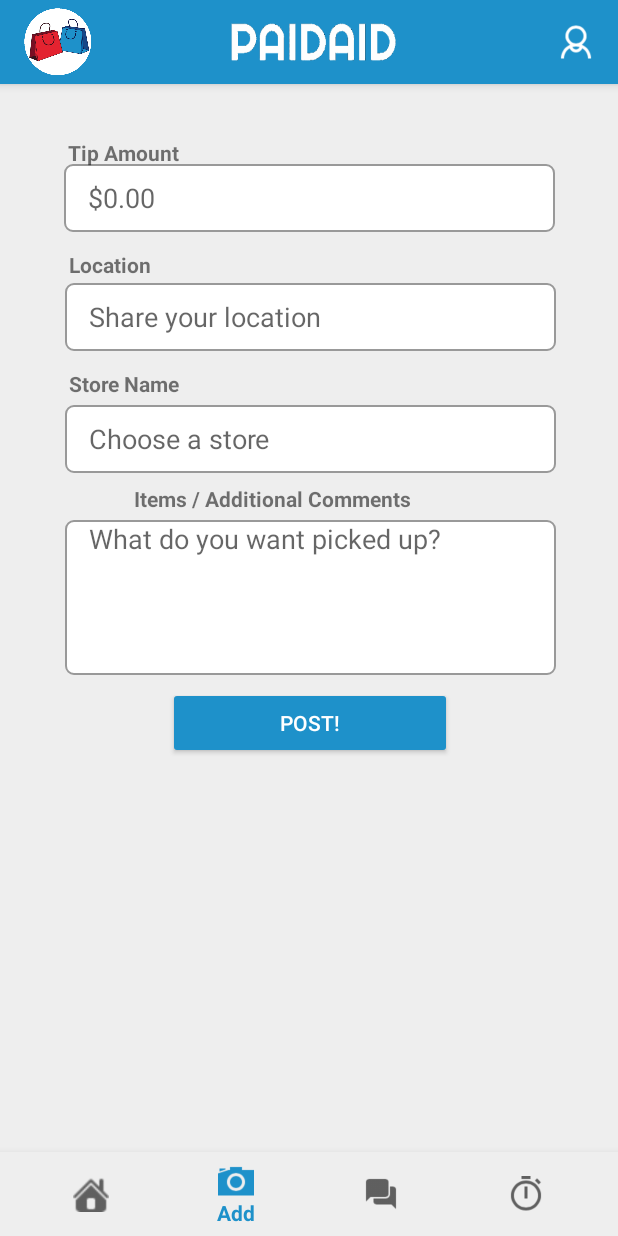
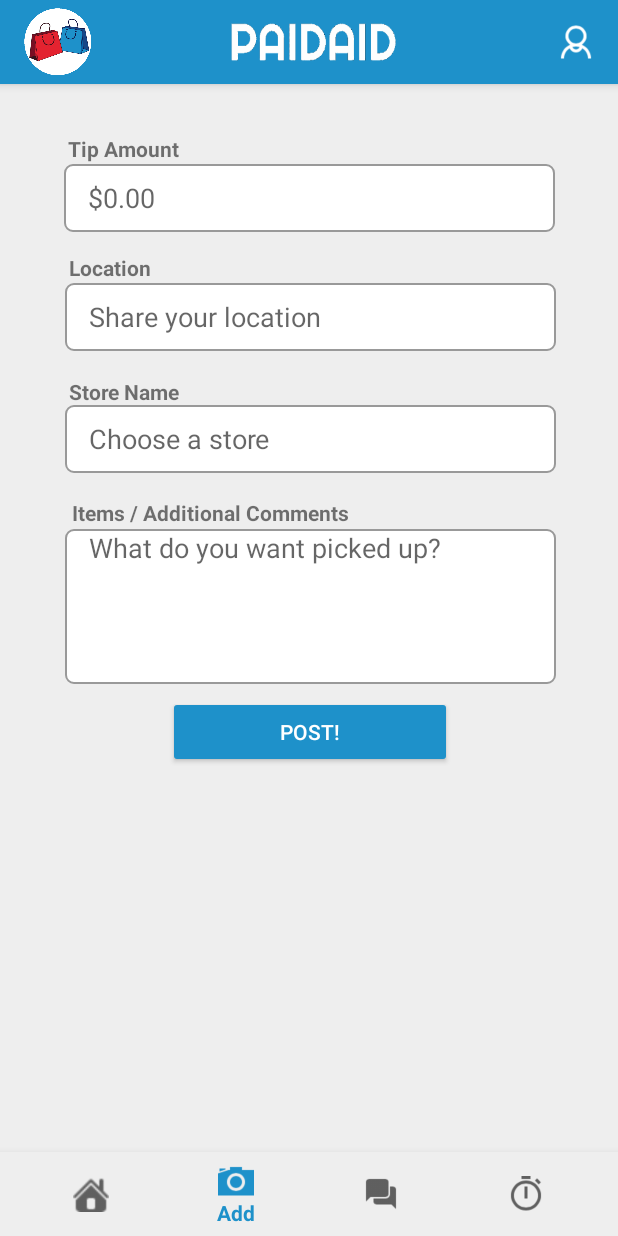
Before and after one commit to jakeknowles/PaidAid, an Android app: the screen it shows after launch (HomeActivity), item 2 of the bottom bar chosen, on a phone screen of 412 x 824 dp. Run offline under Robolectric (Android 15) with nearby library versions, the phone set to English and light mode, and no system bars.

Commit message:
measurements on add_request_button are perff.

```diff
--- a/app/src/main/res/layout/fragment_add_request_button.xml
+++ b/app/src/main/res/layout/fragment_add_request_button.xml
@@ -74,7 +74,7 @@
         android:layout_width="327dp"
         android:layout_height="103dp"
         android:layout_alignBottom="@+id/post_request_button"
-        android:layout_marginTop="31dp"
+        android:layout_marginTop="37dp"
         android:background="@drawable/add_requests_style"
         android:ems="10"
         android:hint="@string/items_comments"
@@ -113,7 +113,7 @@
         android:layout_above="@+id/tip_amount_text"
         android:layout_alignLeft="@+id/tip_amount_text"
         android:layout_alignStart="@+id/tip_amount_text"
-        android:layout_marginTop="36dp"
+        android:layout_marginTop="33dp"
         app:layout_constraintTop_toTopOf="parent"
         app:layout_constraintRight_toRightOf="parent"
         app:layout_constraintLeft_toLeftOf="parent"
@@ -128,7 +128,7 @@
         android:layout_above="@+id/location"
         android:layout_alignLeft="@+id/tip_text"
         android:layout_alignStart="@+id/tip_text"
-        android:layout_marginTop="55dp"
+        android:layout_marginTop="60dp"
         app:layout_constraintTop_toBottomOf="@+id/tip_text"
         app:layout_constraintRight_toRightOf="parent"
         app:layout_constraintLeft_toLeftOf="parent"
@@ -143,7 +143,7 @@
         android:layout_above="@+id/store_name"
         android:layout_alignLeft="@+id/location_request"
         android:layout_alignStart="@+id/location_request"
-        android:layout_marginTop="60dp"
+        android:layout_marginTop="63dp"
         app:layout_constraintTop_toBottomOf="@+id/location_request"
         app:layout_constraintRight_toRightOf="parent"
         app:layout_constraintLeft_toLeftOf="parent"
@@ -151,15 +151,18 @@
 
     <TextView
         android:id="@+id/items_comments_text"
-        android:layout_width="wrap_content"
-        android:layout_height="wrap_content"
+        android:layout_width="194dp"
+        android:layout_height="18dp"
         android:text="Items / Additional Comments"
         android:textStyle="bold"
         android:layout_above="@+id/items_comments"
+        android:layout_marginTop="61dp"
+        app:layout_constraintTop_toBottomOf="@+id/store_name_text"
+        android:layout_marginLeft="0dp"
+        app:layout_constraintLeft_toLeftOf="parent"
+        android:layout_marginRight="0dp"
         app:layout_constraintRight_toRightOf="parent"
-        android:layout_marginTop="57dp"
-        app:layout_constraintTop_toBottomOf="@+id/store_name_text"
-        android:layout_marginRight="138dp" />
+        app:layout_constraintHorizontal_bias="0.221" />
 
     <android.support.constraint.Guideline
         android:layout_width="wrap_content"
@@ -170,5 +173,26 @@
         tools:layout_editor_absoluteX="20dp"
         app:layout_constraintGuide_percent="0.052083332" />
 
+    <android.support.constraint.Guideline
+        android:layout_width="wrap_content"
+        android:layout_height="wrap_content"
+        android:id="@+id/guideline2"
+        app:layout_constraintGuide_begin="20dp"
+        android:orientation="vertical" />
+
+    <android.support.constraint.Guideline
+        android:layout_width="wrap_content"
+        android:layout_height="wrap_content"
+        android:id="@+id/guideline3"
+        app:layout_constraintGuide_begin="20dp"
+        android:orientation="vertical" />
+
+    <android.support.constraint.Guideline
+        android:layout_width="wrap_content"
+        android:layout_height="wrap_content"
+        android:id="@+id/guideline4"
+        app:layout_constraintGuide_begin="20dp"
+        android:orientation="vertical" />
+
 
 </android.support.constraint.ConstraintLayout>
```
